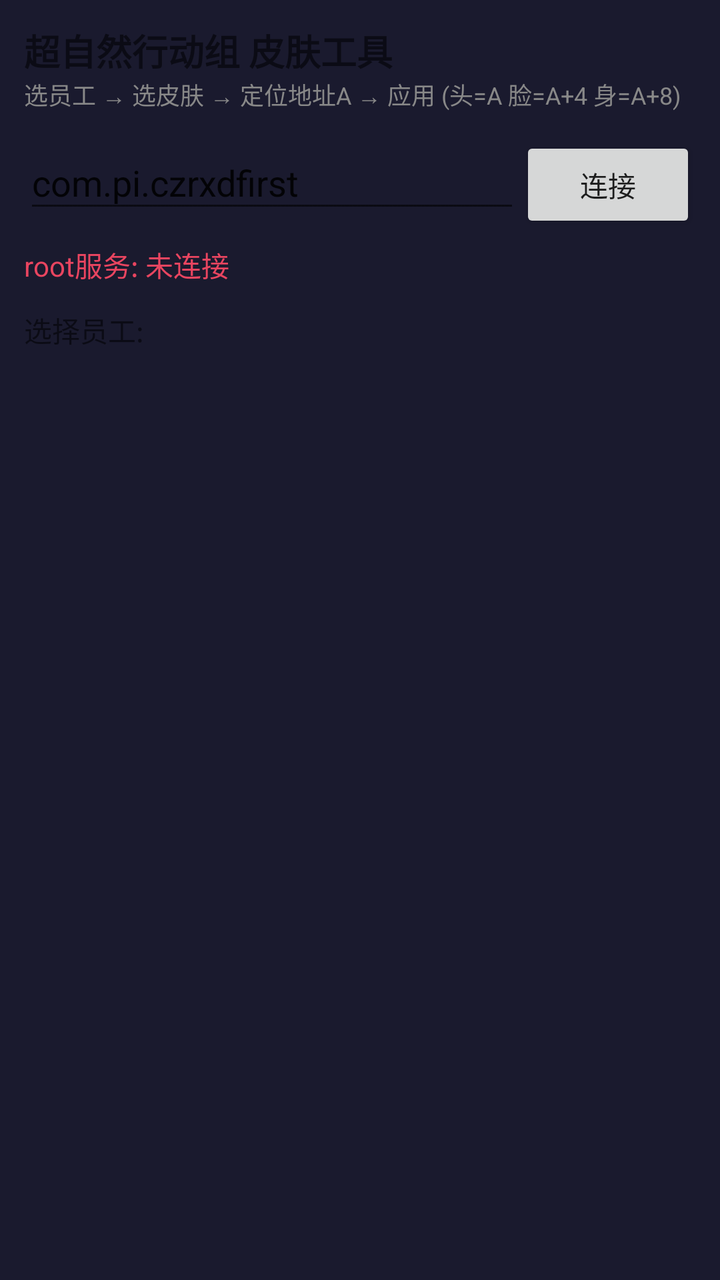
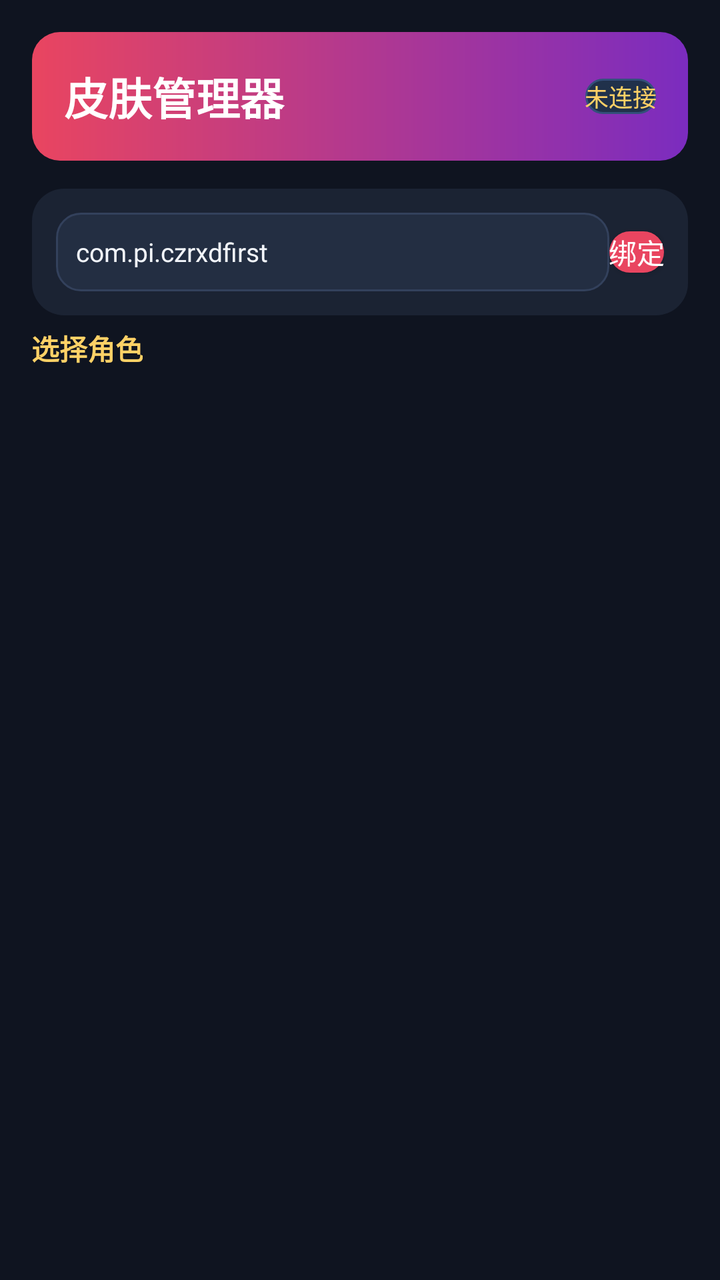

An Android layout rendered at two revisions. The XML below is the earlier revision; the diff shows what the commit changed to produce the second picture.
<!-- AndroidManifest.xml: application theme AppTheme -->
<!-- res/layout/activity_main.xml -->
<?xml version="1.0" encoding="utf-8"?>
<LinearLayout xmlns:android="http://schemas.android.com/apk/res/android"
    android:layout_width="match_parent" android:layout_height="match_parent"
    android:orientation="vertical" android:padding="12dp">

    <TextView android:layout_width="wrap_content" android:layout_height="wrap_content"
        android:text="超自然行动组 皮肤工具" android:textSize="18sp" android:textStyle="bold" />
    <TextView android:layout_width="wrap_content" android:layout_height="wrap_content"
        android:text="选员工 → 选皮肤 → 定位地址A → 应用 (头=A 脸=A+4 身=A+8)"
        android:textSize="12sp" android:textColor="#888888" android:layout_marginBottom="12dp" />

    <LinearLayout android:layout_width="match_parent" android:layout_height="wrap_content"
        android:orientation="horizontal">
        <EditText android:id="@+id/pkg_input" android:layout_width="0dp" android:layout_height="wrap_content"
            android:layout_weight="1" android:text="com.pi.czrxdfirst" android:hint="游戏包名" />
        <Button android:id="@+id/btn_bind" android:layout_width="wrap_content" android:layout_height="wrap_content"
            android:text="连接" />
    </LinearLayout>

    <TextView android:id="@+id/status_text" android:layout_width="wrap_content" android:layout_height="wrap_content"
        android:text="root服务: 未连接" android:textColor="#E94560" android:layout_marginTop="6dp"
        android:layout_marginBottom="12dp" />

    <TextView android:layout_width="wrap_content" android:layout_height="wrap_content"
        android:text="选择员工:" android:textSize="14sp" />
    <ListView android:id="@+id/emp_list" android:layout_width="match_parent"
        android:layout_height="match_parent" />
</LinearLayout>
<!-- resources referenced by this layout -->
<resources>
  <style name="AppTheme" parent="Theme.AppCompat.DayNight.NoActionBar">
          <item name="android:windowBackground">@color/bg</item>
          <item name="colorPrimary">@color/accent</item>
      </style>
  <color name="bg">#FF1A1A2E</color>
  <color name="accent">#FFE94560</color>
</resources>

<!-- the commit's change to res/layout/activity_main.xml (unified diff, before → after) -->
@@ -1,28 +1,41 @@
 <?xml version="1.0" encoding="utf-8"?>
 <LinearLayout xmlns:android="http://schemas.android.com/apk/res/android"
     android:layout_width="match_parent" android:layout_height="match_parent"
-    android:orientation="vertical" android:padding="12dp">
+    android:orientation="vertical" android:background="@color/bg"
+    android:padding="16dp">
+
+    <LinearLayout android:layout_width="match_parent" android:layout_height="wrap_content"
+        android:orientation="horizontal" android:gravity="center_vertical"
+        android:background="@drawable/bg_title" android:padding="16dp"
+        android:layout_marginBottom="14dp">
+        <TextView android:layout_width="0dp" android:layout_height="wrap_content"
+            android:layout_weight="1" android:text="皮肤管理器" android:textColor="#FFFFFF"
+            android:textSize="22sp" android:textStyle="bold"/>
+        <TextView android:id="@+id/status_text" android:layout_width="wrap_content"
+            android:layout_height="wrap_content" android:background="@drawable/bg_chip"
+            android:padding="6dp 10dp" android:text="未连接" android:textColor="#FFD166"
+            android:textSize="12sp"/>
+    </LinearLayout>
+
+    <LinearLayout android:layout_width="match_parent" android:layout_height="wrap_content"
+        android:orientation="horizontal" android:gravity="center_vertical"
+        android:background="@drawable/bg_card" android:padding="12dp"
+        android:layout_marginBottom="6dp">
+        <EditText android:id="@+id/pkg_input" android:layout_width="0dp" android:layout_height="wrap_content"
+            android:layout_weight="1" android:background="@drawable/bg_field" android:padding="10dp"
+            android:textColor="@color/text" android:hint="游戏包名" android:hintTextColor="@color/muted"
+            android:text="com.pi.czrxdfirst" android:textSize="13sp"/>
+        <Button android:id="@+id/btn_bind" android:layout_width="wrap_content" android:layout_height="wrap_content"
+            android:background="@drawable/bg_btn_primary" android:textColor="#FFFFFF"
+            android:padding="8dp 18dp" android:text="绑定" android:minWidth="0dp" android:minHeight="0dp"
+            android:textSize="14sp"/>
+    </LinearLayout>
 
     <TextView android:layout_width="wrap_content" android:layout_height="wrap_content"
-        android:text="超自然行动组 皮肤工具" android:textSize="18sp" android:textStyle="bold" />
-    <TextView android:layout_width="wrap_content" android:layout_height="wrap_content"
-        android:text="选员工 → 选皮肤 → 定位地址A → 应用 (头=A 脸=A+4 身=A+8)"
-        android:textSize="12sp" android:textColor="#888888" android:layout_marginBottom="12dp" />
+        android:text="选择角色" android:textColor="@color/accent2"
+        android:textSize="14sp" android:textStyle="bold" android:padding="4dp 2dp 8dp"/>
 
-    <LinearLayout android:layout_width="match_parent" android:layout_height="wrap_content"
-        android:orientation="horizontal">
-        <EditText android:id="@+id/pkg_input" android:layout_width="0dp" android:layout_height="wrap_content"
-            android:layout_weight="1" android:text="com.pi.czrxdfirst" android:hint="游戏包名" />
-        <Button android:id="@+id/btn_bind" android:layout_width="wrap_content" android:layout_height="wrap_content"
-            android:text="连接" />
-    </LinearLayout>
-
-    <TextView android:id="@+id/status_text" android:layout_width="wrap_content" android:layout_height="wrap_content"
-        android:text="root服务: 未连接" android:textColor="#E94560" android:layout_marginTop="6dp"
-        android:layout_marginBottom="12dp" />
-
-    <TextView android:layout_width="wrap_content" android:layout_height="wrap_content"
-        android:text="选择员工:" android:textSize="14sp" />
     <ListView android:id="@+id/emp_list" android:layout_width="match_parent"
-        android:layout_height="match_parent" />
+        android:layout_height="match_parent" android:divider="@android:color/transparent"
+        android:dividerHeight="8dp" android:paddingBottom="8dp"/>
 </LinearLayout>
<!-- resource entries referenced after the edit -->
@@ -1,10 +1,29 @@
 <!-- resources referenced by this layout -->
 <resources>
-  <style name="AppTheme" parent="Theme.AppCompat.DayNight.NoActionBar">
+  <color name="accent2">#FFD166</color>
+  <color name="bg">#0F1420</color>
+  <color name="muted">#9AA5B8</color>
+  <color name="text">#F2F5FA</color>
+  <!-- drawable bg_btn_primary (drawable) -->
+  <ripple xmlns:android="http://schemas.android.com/apk/res/android" android:color="#33FFFFFF"><item><shape><solid android:color="@color/accent"/><corners android:radius="14dp"/></shape></item></ripple>
+  <!-- drawable bg_card (drawable) -->
+  <shape xmlns:android="http://schemas.android.com/apk/res/android"><solid android:color="@color/card"/><corners android:radius="16dp"/></shape>
+  <!-- drawable bg_chip (drawable) -->
+  <shape xmlns:android="http://schemas.android.com/apk/res/android"><solid android:color="#20314B"/><corners android:radius="20dp"/><stroke android:width="1dp" android:color="#33507A"/></shape>
+  <!-- drawable bg_field (drawable) -->
+  <shape xmlns:android="http://schemas.android.com/apk/res/android"><solid android:color="@color/field"/><corners android:radius="12dp"/><stroke android:width="1dp" android:color="#33415C"/></shape>
+  <!-- drawable bg_title (drawable) -->
+  <shape xmlns:android="http://schemas.android.com/apk/res/android"><gradient android:startColor="#E94560" android:endColor="#7B2CBF" android:angle="0"/><corners android:radius="14dp"/></shape>
+  <style name="AppTheme" parent="Theme.AppCompat.NoActionBar">
           <item name="android:windowBackground">@color/bg</item>
           <item name="colorPrimary">@color/accent</item>
+          <item name="colorAccent">@color/accent</item>
+          <item name="android:statusBarColor">@color/bg</item>
+          <item name="android:navigationBarColor">@color/bg</item>
+          <item name="android:textColor">@color/text</item>
       </style>
-  <color name="bg">#FF1A1A2E</color>
-  <color name="accent">#FFE94560</color>
+  <color name="accent">#E94560</color>
+  <color name="card">#1B2333</color>
+  <color name="field">#232E42</color>
 </resources>
 
